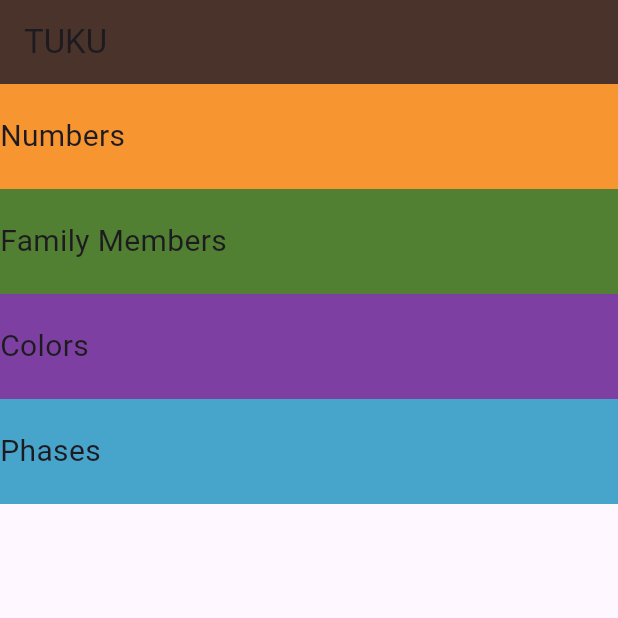
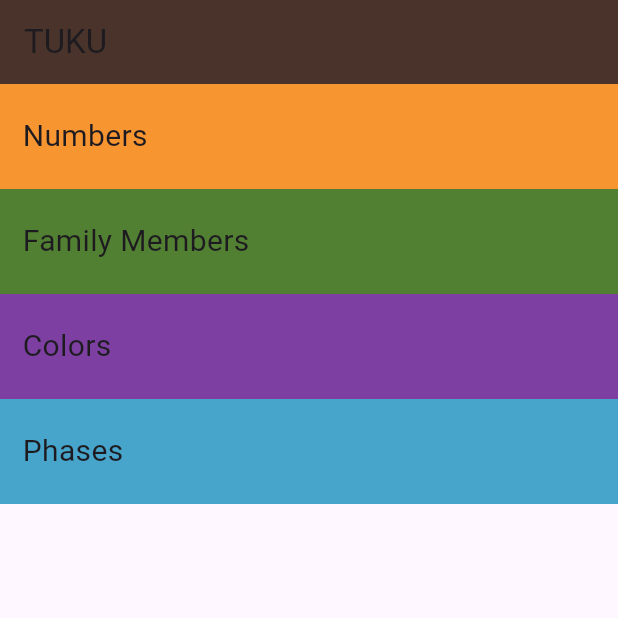
Before and after one commit to maiaboelmagde/beginning_with_Flutter, a Flutter app: the screen it shows after launch, on a phone screen of 412 x 824 dp, the top half of it. Run offline on Flutter 3.47's test engine with Material 3 defaults, Android fonts, the phone set to English and light mode, and no system bars.

Commit message:
uploading home page

```diff
--- a/language_learning_app/lib/components/category_item.dart
+++ b/language_learning_app/lib/components/category_item.dart
@@ -8,6 +8,7 @@ class category extends StatelessWidget {
   @override
   Widget build(BuildContext context) {
     return Container(
+      padding: EdgeInsets.only(left: 15),
       alignment: Alignment.centerLeft,
       height: 70,
       width: double.infinity,
```
